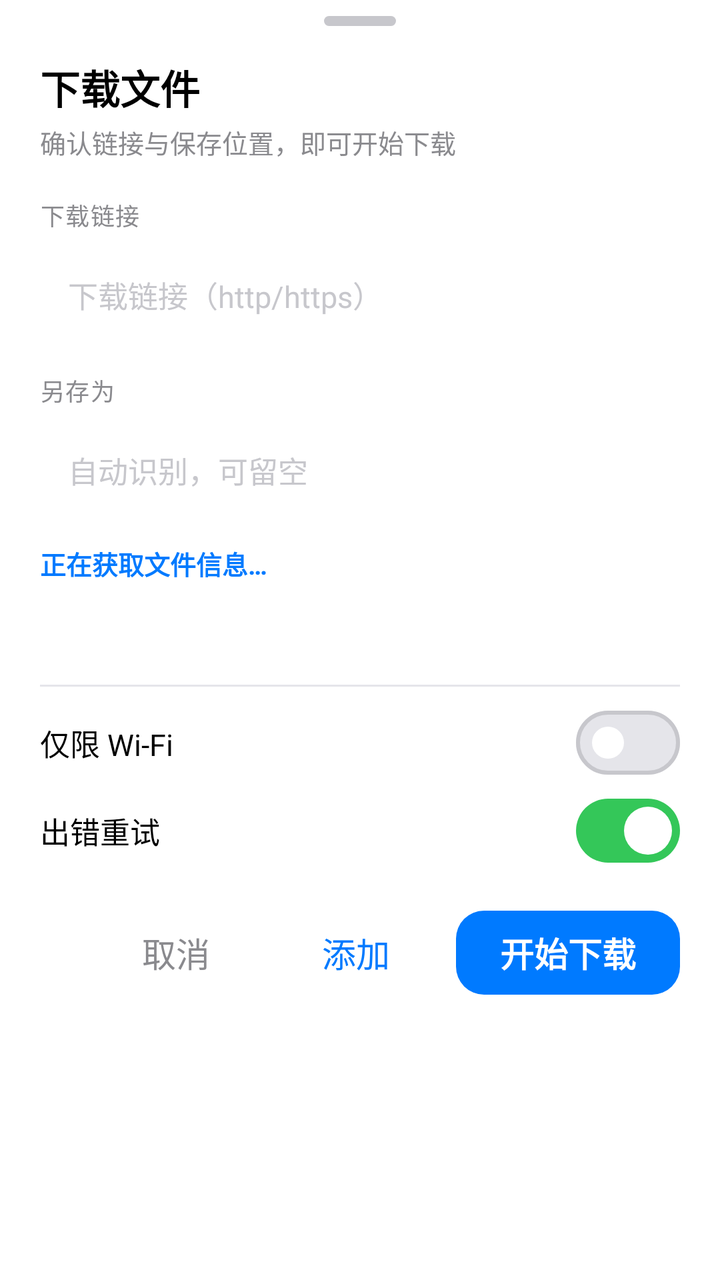
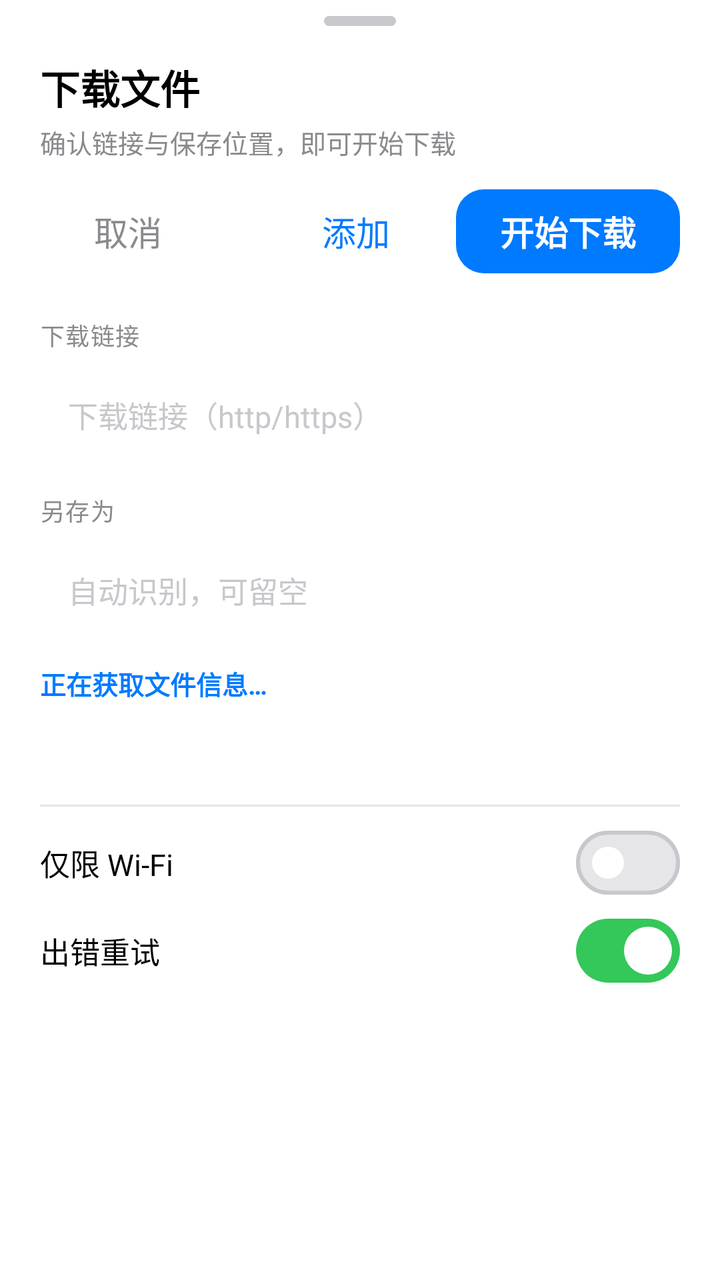

Before-and-after screenshots of an Android layout around one commit, followed by the original layout XML and the change that was made.
<!-- AndroidManifest.xml: application theme Theme.MDM -->
<!-- res/layout/dialog_add.xml -->
<?xml version="1.0" encoding="utf-8"?>
<ScrollView xmlns:android="http://schemas.android.com/apk/res/android"
    xmlns:app="http://schemas.android.com/apk/res-auto"
    android:layout_width="match_parent"
    android:layout_height="wrap_content"
    android:background="@color/ios_card"
    android:clipToPadding="false"
    android:fillViewport="true"
    android:overScrollMode="never">

    <LinearLayout
        android:layout_width="match_parent"
        android:layout_height="wrap_content"
        android:orientation="vertical"
        android:paddingBottom="12dp">

        
        <View
            android:layout_width="36dp"
            android:layout_height="5dp"
            android:layout_gravity="center_horizontal"
            android:layout_marginTop="8dp"
            android:background="@drawable/bg_sheet_handle" />

        <LinearLayout
            android:layout_width="match_parent"
            android:layout_height="wrap_content"
            android:orientation="vertical"
            android:paddingStart="20dp"
            android:paddingTop="16dp"
            android:paddingEnd="20dp">

            <TextView
                android:layout_width="wrap_content"
                android:layout_height="wrap_content"
                android:text="@string/dl_title"
                android:textColor="@color/ios_label"
                android:textSize="20sp"
                android:textStyle="bold" />

            <TextView
                android:layout_width="match_parent"
                android:layout_height="wrap_content"
                android:layout_marginTop="3dp"
                android:text="@string/dl_subtitle"
                android:textColor="@color/ios_label_2"
                android:textSize="13sp" />

            <TextView
                android:layout_width="wrap_content"
                android:layout_height="wrap_content"
                android:layout_marginTop="18dp"
                android:text="@string/field_link"
                android:textColor="@color/ios_label_2"
                android:textSize="12sp"
                android:textAllCaps="true"
                android:letterSpacing="0.04" />

            <LinearLayout
                android:layout_width="match_parent"
                android:layout_height="wrap_content"
                android:layout_marginTop="6dp"
                android:background="@drawable/bg_ios_input"
                android:orientation="horizontal"
                android:paddingStart="14dp"
                android:paddingTop="2dp"
                android:paddingEnd="14dp"
                android:paddingBottom="2dp">

                <EditText
                    android:id="@+id/etUrl"
                    android:layout_width="match_parent"
                    android:layout_height="wrap_content"
                    android:background="@null"
                    android:hint="@string/url_hint"
                    android:importantForAutofill="no"
                    android:inputType="textUri"
                    android:maxLines="2"
                    android:minHeight="46dp"
                    android:textColor="@color/ios_label"
                    android:textColorHint="@color/ios_label_3"
                    android:textSize="15sp" />
            </LinearLayout>

            <TextView
                android:id="@+id/tvResume"
                android:layout_width="match_parent"
                android:layout_height="wrap_content"
                android:layout_marginTop="7dp"
                android:textColor="@color/ios_label_2"
                android:textSize="12sp"
                android:visibility="gone" />

            <TextView
                android:layout_width="wrap_content"
                android:layout_height="wrap_content"
                android:layout_marginTop="14dp"
                android:text="@string/save_as"
                android:textColor="@color/ios_label_2"
                android:textSize="12sp"
                android:textAllCaps="true"
                android:letterSpacing="0.04" />

            <LinearLayout
                android:layout_width="match_parent"
                android:layout_height="wrap_content"
                android:layout_marginTop="6dp"
                android:background="@drawable/bg_ios_input"
                android:orientation="horizontal"
                android:paddingStart="14dp"
                android:paddingTop="2dp"
                android:paddingEnd="14dp"
                android:paddingBottom="2dp">

                <EditText
                    android:id="@+id/etName"
                    android:layout_width="match_parent"
                    android:layout_height="wrap_content"
                    android:background="@null"
                    android:hint="@string/name_hint"
                    android:importantForAutofill="no"
                    android:inputType="text"
                    android:maxLines="1"
                    android:minHeight="46dp"
                    android:textColor="@color/ios_label"
                    android:textColorHint="@color/ios_label_3"
                    android:textSize="15sp" />
            </LinearLayout>

            <TextView
                android:id="@+id/tvSize"
                android:layout_width="match_parent"
                android:layout_height="wrap_content"
                android:layout_marginTop="12dp"
                android:text="@string/probing"
                android:textColor="@color/ios_blue"
                android:textSize="13sp"
                android:textStyle="bold" />

            <TextView
                android:id="@+id/tvStorage"
                android:layout_width="match_parent"
                android:layout_height="wrap_content"
                android:layout_marginTop="4dp"
                android:textColor="@color/ios_label_2"
                android:textSize="12sp" />

            <TextView
                android:id="@+id/tvPath"
                android:layout_width="match_parent"
                android:layout_height="wrap_content"
                android:layout_marginTop="2dp"
                android:ellipsize="middle"
                android:singleLine="true"
                android:textColor="@color/ios_label_2"
                android:textSize="11sp" />

            <View
                android:layout_width="match_parent"
                android:layout_height="1dp"
                android:layout_marginTop="14dp"
                android:background="@color/ios_separator" />

            <LinearLayout
                android:layout_width="match_parent"
                android:layout_height="wrap_content"
                android:gravity="center_vertical"
                android:orientation="horizontal"
                android:paddingTop="8dp"
                android:paddingBottom="4dp">

                <TextView
                    android:layout_width="0dp"
                    android:layout_height="wrap_content"
                    android:layout_weight="1"
                    android:text="@string/wifi_only"
                    android:textColor="@color/ios_label"
                    android:textSize="15sp" />

                <com.google.android.material.materialswitch.MaterialSwitch
                    android:id="@+id/cbWifi"
                    style="@style/Widget.MDM.Switch"
                    android:layout_width="wrap_content"
                    android:layout_height="wrap_content"
                    android:minHeight="40dp" />
            </LinearLayout>

            <LinearLayout
                android:layout_width="match_parent"
                android:layout_height="wrap_content"
                android:gravity="center_vertical"
                android:orientation="horizontal"
                android:paddingBottom="6dp">

                <TextView
                    android:layout_width="0dp"
                    android:layout_height="wrap_content"
                    android:layout_weight="1"
                    android:text="@string/auto_retry"
                    android:textColor="@color/ios_label"
                    android:textSize="15sp" />

                <com.google.android.material.materialswitch.MaterialSwitch
                    android:id="@+id/cbRetry"
                    style="@style/Widget.MDM.Switch"
                    android:layout_width="wrap_content"
                    android:layout_height="wrap_content"
                    android:checked="true"
                    android:minHeight="40dp" />
            </LinearLayout>

            <LinearLayout
                android:layout_width="match_parent"
                android:layout_height="wrap_content"
                android:layout_marginTop="10dp"
                android:gravity="end|center_vertical"
                android:orientation="horizontal">

                <com.google.android.material.button.MaterialButton
                    android:id="@+id/btnCancel"
                    style="@style/Widget.MDM.Button.Text"
                    android:layout_width="wrap_content"
                    android:layout_height="wrap_content"
                    android:text="@string/cancel"
                    android:textColor="@color/ios_label_2" />

                <com.google.android.material.button.MaterialButton
                    android:id="@+id/btnAdd"
                    style="@style/Widget.MDM.Button.Text"
                    android:layout_width="wrap_content"
                    android:layout_height="wrap_content"
                    android:layout_marginStart="2dp"
                    android:text="@string/action_add_queue" />

                <com.google.android.material.button.MaterialButton
                    android:id="@+id/btnStart"
                    style="@style/Widget.MDM.Button.Primary"
                    android:layout_width="wrap_content"
                    android:layout_height="wrap_content"
                    android:layout_marginStart="6dp"
                    android:paddingStart="22dp"
                    android:paddingEnd="22dp"
                    android:text="@string/start" />
            </LinearLayout>
        </LinearLayout>
    </LinearLayout>
</ScrollView>
<!-- resources referenced by this layout -->
<resources>
  <color name="ios_blue">#007AFF</color>
  <color name="ios_card">#FFFFFF</color>
  <color name="ios_label">#000000</color>
  <color name="ios_label_2">#8A8A8E</color>
  <color name="ios_label_3">#C7C7CC</color>
  <color name="ios_separator">#E5E5EA</color>
  <!-- drawable bg_ios_input (drawable) -->
  <?xml version="1.0" encoding="utf-8"?>
  <drawable class="com.misterdownloadmanager.mobile.SmoothShapeDrawable"
      xmlns:app="http://schemas.android.com/apk/res-auto"
      app:smColor="@color/ios_fill"
      app:smRadius="12dp" />
  <!-- drawable bg_sheet_handle (drawable) -->
  <?xml version="1.0" encoding="utf-8"?>
  <shape xmlns:android="http://schemas.android.com/apk/res/android"
      android:shape="rectangle">
      <solid android:color="@color/ios_label_3" />
      <corners android:radius="3dp" />
  </shape>
  <string name="action_add_queue">添加</string>
  <string name="auto_retry">出错重试</string>
  <string name="cancel">取消</string>
  <string name="dl_subtitle">确认链接与保存位置，即可开始下载</string>
  <string name="dl_title">下载文件</string>
  <string name="field_link">下载链接</string>
  <string name="name_hint">自动识别，可留空</string>
  <string name="probing">正在获取文件信息…</string>
  <string name="save_as">另存为</string>
  <string name="start">开始下载</string>
  <string name="url_hint">下载链接（http/https）</string>
  <string name="wifi_only">仅限 Wi-Fi</string>
  <style name="Widget.MDM.Button.Primary" parent="Widget.Material3.Button">
          <item name="backgroundTint">@color/ios_blue</item>
          <item name="cornerRadius">14dp</item>
          <item name="android:minHeight">50dp</item>
          <item name="android:textSize">17sp</item>
          <item name="android:textStyle">bold</item>
          <item name="android:letterSpacing">0</item>
          <item name="android:textAllCaps">false</item>
      </style>
  <style name="Widget.MDM.Button.Text" parent="Widget.Material3.Button.TextButton">
          <item name="android:textColor">@color/ios_blue</item>
          <item name="android:textSize">17sp</item>
          <item name="android:letterSpacing">0</item>
          <item name="android:textAllCaps">false</item>
      </style>
  <style name="Widget.MDM.Switch" parent="Widget.Material3.CompoundButton.MaterialSwitch">
          <item name="thumbTint">@color/switch_thumb</item>
          <item name="trackTint">@color/switch_track</item>
      </style>
  <color name="ios_fill">#EFEFF4</color>
  <color name="white">#FFFFFF</color>
  <color name="mdm_primary_container">#E5F0FF</color>
  <color name="mdm_on_primary_container">#0062CC</color>
  <color name="mdm_secondary_container">#FFF0DE</color>
  <color name="mdm_on_secondary_container">#8A4B00</color>
  <color name="ios_red">#FF3B30</color>
  <color name="ios_bg">#F2F2F7</color>
  <style name="ThemeOverlay.MDM.BottomSheetDialog" parent="ThemeOverlay.Material3.BottomSheetDialog">
          <item name="bottomSheetStyle">@style/Widget.MDM.BottomSheet</item>
          <item name="colorSurfaceContainerLow">@color/ios_card</item>
          <item name="colorSurface">@color/ios_card</item>
          <item name="colorOnSurface">@color/ios_label</item>
          <item name="colorPrimary">@color/ios_blue</item>
      </style>
  <style name="Widget.MDM.BottomSheet" parent="Widget.Material3.BottomSheet.Modal">
          <item name="backgroundTint">@color/ios_card</item>
          <item name="shapeAppearance">@style/ShapeAppearance.MDM.Sheet</item>
      </style>
  <style name="ShapeAppearance.MDM.Sheet" parent="">
          <item name="cornerFamily">rounded</item>
          <item name="cornerSizeTopLeft">28dp</item>
          <item name="cornerSizeTopRight">28dp</item>
          <item name="cornerSizeBottomLeft">0dp</item>
          <item name="cornerSizeBottomRight">0dp</item>
      </style>
  <!-- unchanged entries left out for length: 1 -->
</resources>

<!-- the commit's change to res/layout/dialog_add.xml (unified diff, before → after) -->
@@ -46,6 +46,46 @@
                 android:textColor="@color/ios_label_2"
                 android:textSize="13sp" />
 
+            
+            <LinearLayout
+                android:layout_width="match_parent"
+                android:layout_height="wrap_content"
+                android:layout_marginTop="10dp"
+                android:gravity="center_vertical"
+                android:orientation="horizontal">
+
+                <com.google.android.material.button.MaterialButton
+                    android:id="@+id/btnCancel"
+                    style="@style/Widget.MDM.Button.Text"
+                    android:layout_width="wrap_content"
+                    android:layout_height="wrap_content"
+                    android:text="@string/cancel"
+                    android:textColor="@color/ios_label_2" />
+
+                <View
+                    android:layout_width="0dp"
+                    android:layout_height="1dp"
+                    android:layout_weight="1" />
+
+                <com.google.android.material.button.MaterialButton
+                    android:id="@+id/btnAdd"
+                    style="@style/Widget.MDM.Button.Text"
+                    android:layout_width="wrap_content"
+                    android:layout_height="wrap_content"
+                    android:layout_marginStart="2dp"
+                    android:text="@string/action_add_queue" />
+
+                <com.google.android.material.button.MaterialButton
+                    android:id="@+id/btnStart"
+                    style="@style/Widget.MDM.Button.Primary"
+                    android:layout_width="wrap_content"
+                    android:layout_height="wrap_content"
+                    android:layout_marginStart="6dp"
+                    android:paddingStart="22dp"
+                    android:paddingEnd="22dp"
+                    android:text="@string/start" />
+            </LinearLayout>
+
             <TextView
                 android:layout_width="wrap_content"
                 android:layout_height="wrap_content"
@@ -208,40 +248,6 @@
                     android:checked="true"
                     android:minHeight="40dp" />
             </LinearLayout>
-
-            <LinearLayout
-                android:layout_width="match_parent"
-                android:layout_height="wrap_content"
-                android:layout_marginTop="10dp"
-                android:gravity="end|center_vertical"
-                android:orientation="horizontal">
-
-                <com.google.android.material.button.MaterialButton
-                    android:id="@+id/btnCancel"
-                    style="@style/Widget.MDM.Button.Text"
-                    android:layout_width="wrap_content"
-                    android:layout_height="wrap_content"
-                    android:text="@string/cancel"
-                    android:textColor="@color/ios_label_2" />
-
-                <com.google.android.material.button.MaterialButton
-                    android:id="@+id/btnAdd"
-                    style="@style/Widget.MDM.Button.Text"
-                    android:layout_width="wrap_content"
-                    android:layout_height="wrap_content"
-                    android:layout_marginStart="2dp"
-                    android:text="@string/action_add_queue" />
-
-                <com.google.android.material.button.MaterialButton
-                    android:id="@+id/btnStart"
-                    style="@style/Widget.MDM.Button.Primary"
-                    android:layout_width="wrap_content"
-                    android:layout_height="wrap_content"
-                    android:layout_marginStart="6dp"
-                    android:paddingStart="22dp"
-                    android:paddingEnd="22dp"
-                    android:text="@string/start" />
-            </LinearLayout>
         </LinearLayout>
     </LinearLayout>
 </ScrollView>
